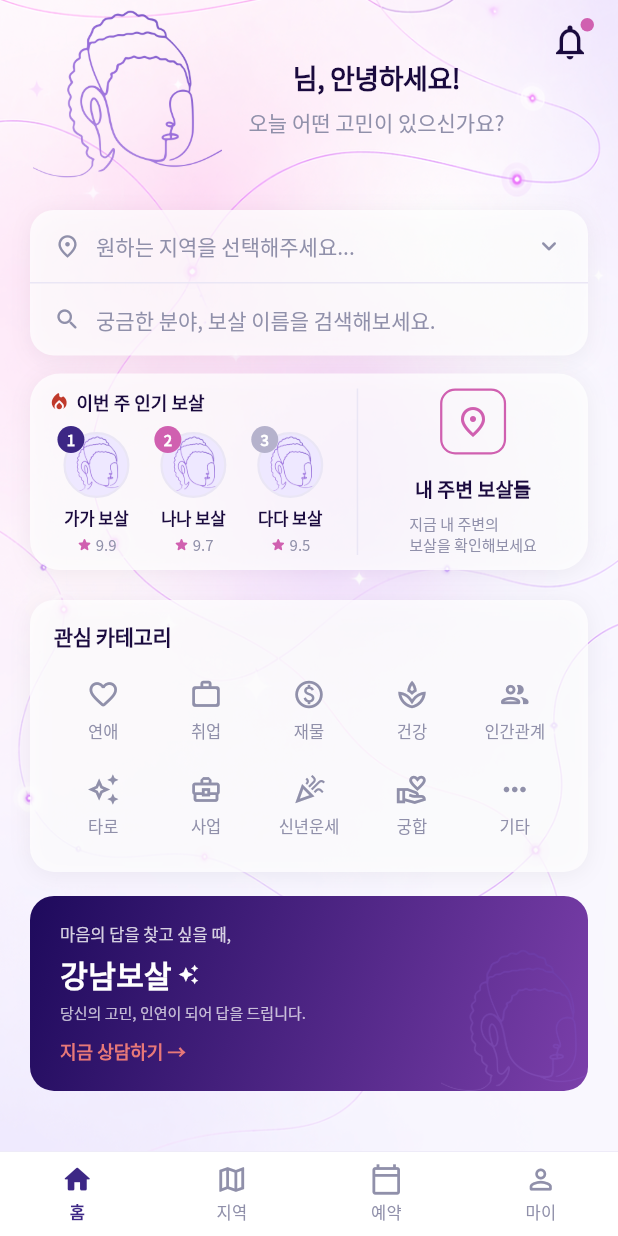
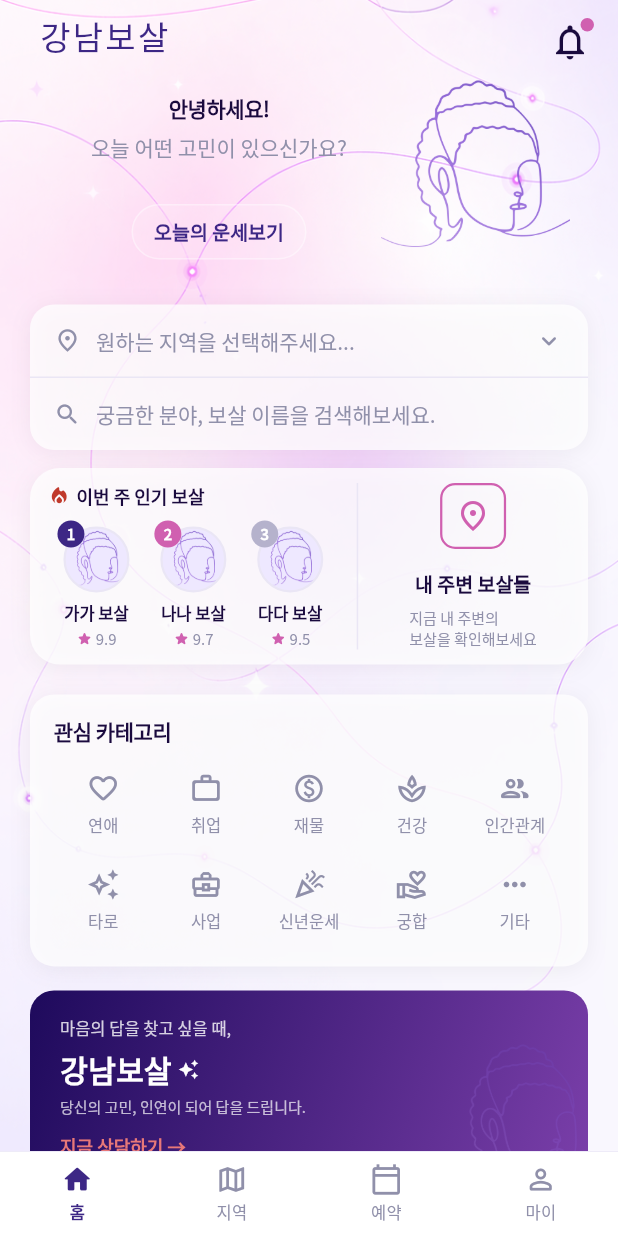
Before and after one commit to Kimchaeyoung-bit/bosal_mvp, a Flutter app: the screen it shows after launch, on a phone screen of 412 x 824 dp. Run offline on Flutter 3.47's test engine with Material 3 defaults, Android fonts, the phone set to English and light mode, and no system bars; our stand-ins replace flutter_map, flutter_riverpod, go_router, google_fonts, latlong2; Roboto replaces fonts that are missing (Sunflower); project files that could hold a hidden picture were left out.

Commit message:
style: 홈화면 헤더 레이아웃 개선 (텍스트/이미지 위치 조정)
보살 이미지와 텍스트 위치 좌우 반전, 강남보살 텍스트 Do Hyeon 폰트 적용,
오늘의 운세보기 카드 추가 및 로그인 여부에 따른 인사말 분기.

Co-Authored-By: Claude Sonnet 4.6 <noreply@anthropic.com>

```diff
--- a/lib/features/home/home_screen.dart
+++ b/lib/features/home/home_screen.dart
@@ -1,6 +1,7 @@
 import 'package:flutter/material.dart';
 import 'package:flutter_riverpod/flutter_riverpod.dart';
 import 'package:go_router/go_router.dart';
+import 'package:google_fonts/google_fonts.dart';
 import '../../core/theme/app_colors.dart';
 import '../../core/theme/app_text_styles.dart';
 import '../../providers/auth_provider.dart';
@@ -104,8 +105,49 @@ class _GreetingHeader extends ConsumerWidget {
           child: Row(
             crossAxisAlignment: CrossAxisAlignment.center,
             children: [
+              Expanded(
+                child: Padding(
+                  padding: const EdgeInsets.fromLTRB(40, 62, 0, 20),
+                  child: Column(
+                    crossAxisAlignment: CrossAxisAlignment.center,
+                    children: [
+                      Text(
+                        user != null ? '${user.displayName}, 안녕하세요!' : '안녕하세요!',
+                        style: AppTextStyles.sectionTitle.copyWith(fontSize: 14),
+                        textAlign: TextAlign.center,
+                      ),
+                      const SizedBox(height: 6),
+                      Text(
+                        '오늘 어떤 고민이 있으신가요?',
+                        style: AppTextStyles.body.copyWith(color: AppColors.textSub),
+                        textAlign: TextAlign.center,
+                      ),
+                      const SizedBox(height: 28),
+                      GestureDetector(
+                        onTap: () => context.push('/fortune'),
+                        child: Container(
+                          padding: const EdgeInsets.symmetric(horizontal: 14, vertical: 8),
+                          decoration: BoxDecoration(
+                            color: Colors.white.withValues(alpha: 0.12),
+                            borderRadius: BorderRadius.circular(20),
+                            border: Border.all(color: Colors.white.withValues(alpha: 0.4)),
+                          ),
+                          child: Text(
+                            '오늘의 운세보기',
+                            style: AppTextStyles.body.copyWith(
+                              color: AppColors.primary,
+                              fontWeight: FontWeight.w600,
+                              fontSize: 13,
+                            ),
+                          ),
+                        ),
+                      ),
+                    ],
+                  ),
+                ),
+              ),
               Padding(
-                padding: const EdgeInsets.only(left: 20),
+                padding: const EdgeInsets.only(right: 30, top: 30),
                 child: Image.asset(
                   'assets/images/logo_real.png',
                   width: 130,
@@ -114,28 +156,20 @@ class _GreetingHeader extends ConsumerWidget {
                   opacity: const AlwaysStoppedAnimation(0.9),
                 ),
               ),
-              Expanded(
-                child: Padding(
-                  padding: const EdgeInsets.fromLTRB(0, 20, 60, 20),
-                  child: Column(
-                    crossAxisAlignment: CrossAxisAlignment.center,
-                    children: [
-                      Text(
-                        '${user?.displayName ?? ''}님, 안녕하세요!',
-                        style: AppTextStyles.sectionTitle.copyWith(fontSize: 18),
-                        textAlign: TextAlign.center,
-                      ),
-                      const SizedBox(height: 6),
-                      Text(
-                        '오늘 어떤 고민이 있으신가요?',
-                        style: AppTextStyles.body.copyWith(color: AppColors.textSub),
-                        textAlign: TextAlign.center,
-                      ),
-                    ],
-                  ),
-                ),
-              ),
             ],
+          ),
+        ),
+        // 강남보살 텍스트: 좌측 상단
+        Positioned(
+          top: topPadding + 8,
+          left: 26,
+          child: Text(
+            '강남보살',
+            style: GoogleFonts.doHyeon(
+              fontSize: 22,
+              color: AppColors.primary,
+              letterSpacing: 1.5,
+            ),
           ),
         ),
         // 벨 아이콘: 상태바 바로 아래 우측 최상단
```
